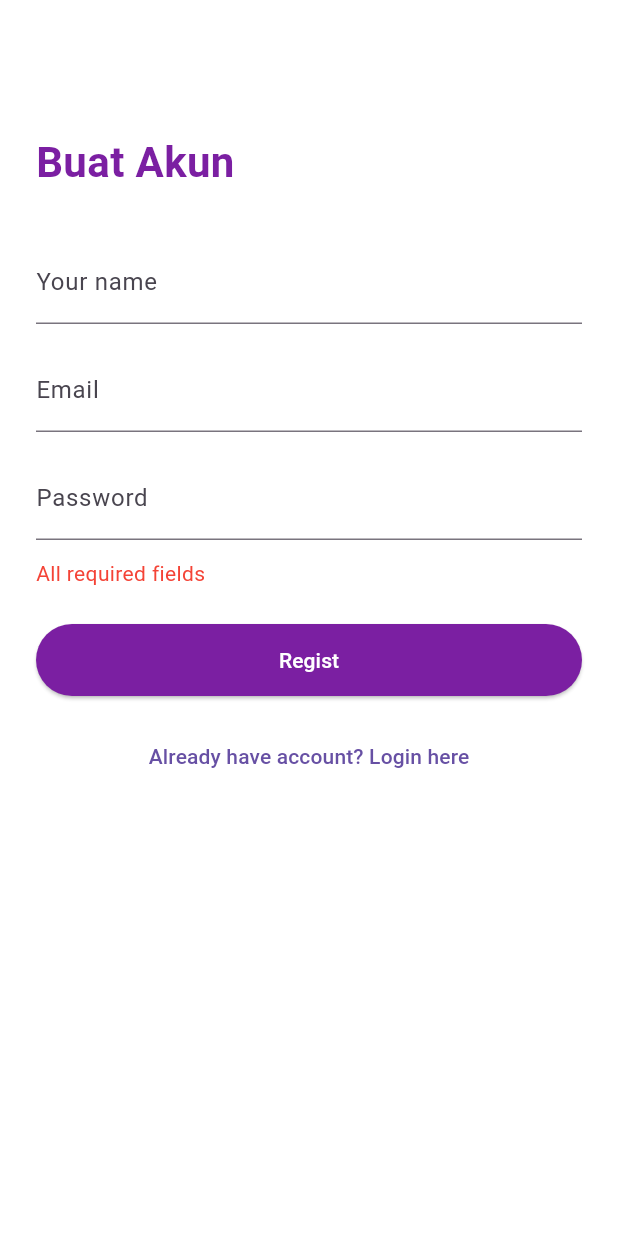
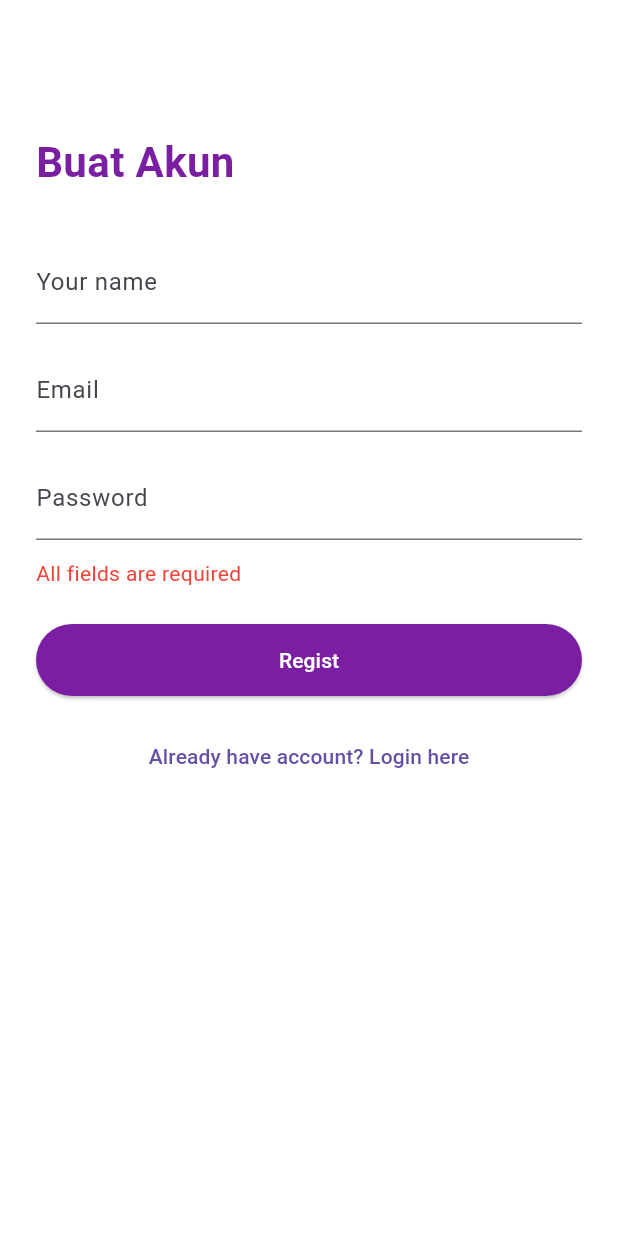
Before and after one commit to lucifoir/ABP-Muoany, a Flutter app: the RegisterScreen screen opened directly, after a tap on "Regist", on a phone screen of 412 x 824 dp. Run offline on Flutter 3.47's test engine with Material 3 defaults, Android fonts, the phone set to English and light mode, and no system bars; our stand-ins replace fl_chart.

Commit message:
Change register

```diff
--- a/frontend/lib/screens/register_screen.dart
+++ b/frontend/lib/screens/register_screen.dart
@@ -1,5 +1,7 @@
 import 'package:flutter/material.dart';
 import 'login_screen.dart';
+import 'package:http/http.dart' as http;
+import 'dart:convert';
 
 class RegisterScreen extends StatefulWidget {
   const RegisterScreen({super.key});
@@ -15,25 +17,38 @@ class _RegisterScreenState extends State<RegisterScreen> {
 
   String? _errorMessage;
 
-  void _register() {
+void _register() async {
   final name = _nameController.text.trim();
   final email = _emailController.text.trim();
   final password = _passwordController.text.trim();
 
   if (name.isEmpty || email.isEmpty || password.isEmpty) {
-      setState(() {
-        _errorMessage = 'All required fields';
-      });
-    } else {
-      // Simulasi proses pendaftaran sukses
-      ScaffoldMessenger.of(context).showSnackBar(
-        const SnackBar(content: Text('Registration is successful! Please log in.')),
+    setState(() => _errorMessage = 'All fields are required');
+    return;
+  }
+
+  try {
+    final response = await http.post(
+      Uri.parse('http://10.0.2.2:5000/api/auth/register'),
+      headers: {'Content-Type': 'application/json'},
+      body: jsonEncode({
+        'email': email,
+        'password': password,
+        'name': name,
+      }),
     );
 
-      Navigator.pushReplacement(
-        context,
-        MaterialPageRoute(builder: (_) => const LoginScreen()),
+    if (response.statusCode == 201) {
+      ScaffoldMessenger.of(context).showSnackBar(
+        const SnackBar(content: Text('Registration successful!')),
       );
+      Navigator.pushReplacement(context, MaterialPageRoute(builder: (_) => const LoginScreen()));
+    } else {
+      final errorData = jsonDecode(response.body);
+      setState(() => _errorMessage = errorData['message'] ?? 'Registration failed');
+    }
+  } catch (e) {
+    setState(() => _errorMessage = 'Network error: $e');
   }
 }
 
```
Lines whose indentation alone changed are shown as unchanged.
